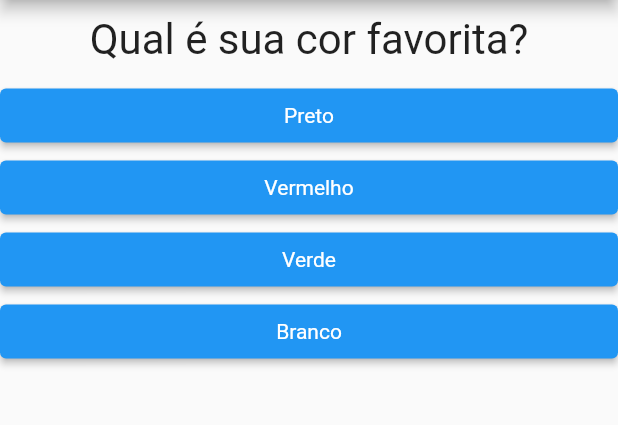
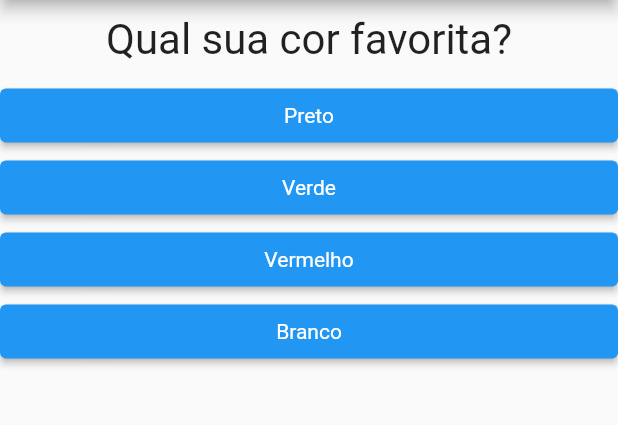
Before and after one commit to jukafarneiy/questions_project_flutter, a Flutter app: the screen it shows after launch, on a phone screen of 412 x 824 dp, the part 84-509 px from its top. Run offline on Flutter 3.47's test engine with Material 2 defaults, Android fonts, the phone set to English and light mode, and no system bars.

```diff
--- a/lib/main.dart
+++ b/lib/main.dart
@@ -1,6 +1,6 @@
 import 'package:flutter/material.dart';
-import 'perguntas.dart';
-import 'respostas.dart';
+import 'package:questions_project/resultado.dart';
+import 'questionario.dart';
 
 main() => runApp(PerguntaApp());
 
@@ -9,8 +9,8 @@ class _PerguntaAppState extends State<PerguntaApp> {
 
   final List<Map<String, Object>> _perguntas = const [
     {
-      'texto': "Qual é sua cor favorita?",
-      'respostas': ["Preto", "Vermelho", "Verde", "Branco"],
+      'texto': "Qual sua cor favorita?",
+      'respostas': ["Preto", "Verde", "Vermelho", "Branco"],
     },
     {
       'texto': "Qual é o seu animal favorito?",
@@ -34,29 +34,17 @@ class _PerguntaAppState extends State<PerguntaApp> {
 
   @override
   Widget build(BuildContext context) {
-    List<String> respostas = temPerguntaSelecionada
-        ? _perguntas[_perguntaSelecionada].cast()["respostas"]
-        : [];
-
     return MaterialApp(
       home: Scaffold(
         appBar: AppBar(
           title: Text("Questions"),
         ),
         body: temPerguntaSelecionada
-            ? Column(
-                children: [
-                  Pergunta(
-                      _perguntas[_perguntaSelecionada]["texto"].toString()),
-                  ...respostas.map((t) => Resposta(t, _responder)).toList(),
-                ],
-              )
-            : Center(
-                child: Text(
-                  "Parabéns!",
-                  style: TextStyle(fontSize: 28),
-                ),
-              ),
+            ? Questionario(
+                perguntas: _perguntas,
+                perguntaSelecionada: _perguntaSelecionada,
+                quandoResponder: _responder)
+            : Resultado("Parabéns!!"),
       ),
     );
   }
--- /dev/null
+++ b/lib/questionario.dart
@@ -0,0 +1,29 @@
+import 'package:flutter/material.dart';
+import 'perguntas.dart';
+import 'respostas.dart';
+
+class Questionario extends StatelessWidget {
+  final List<Map<String, Object>> perguntas;
+  final int perguntaSelecionada;
+  final void Function() quandoResponder;
+
+  Questionario({
+    required this.perguntas,
+    required this.perguntaSelecionada,
+    required this.quandoResponder,
+  });
+
+  bool get temPerguntaSelecionada => perguntaSelecionada < perguntas.length;
+
+  Widget build(BuildContext context) {
+    List<String> respostas = temPerguntaSelecionada
+        ? perguntas[perguntaSelecionada].cast()["respostas"]
+        : [];
+    return Column(
+      children: [
+        Pergunta(perguntas[perguntaSelecionada]["texto"].toString()),
+        ...respostas.map((t) => Resposta(t, quandoResponder)).toList(),
+      ],
+    );
+  }
+}
--- /dev/null
+++ b/lib/resultado.dart
@@ -0,0 +1,17 @@
+import 'package:flutter/material.dart';
+
+class Resultado extends StatelessWidget {
+  final String text;
+
+  Resultado(this.text);
+
+  @override
+  Widget build(BuildContext context) {
+    return Center(
+      child: Text(
+        text,
+        style: TextStyle(fontSize: 28),
+      ),
+    );
+  }
+}
```
